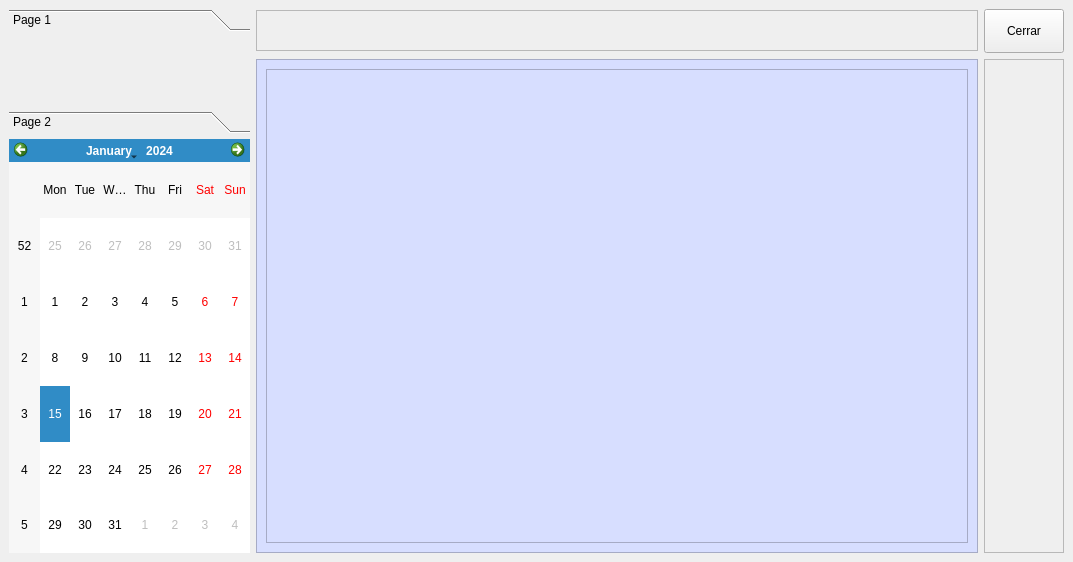
Old version of the form frmagenda.ui in the repository arcnexus/RedFoX.
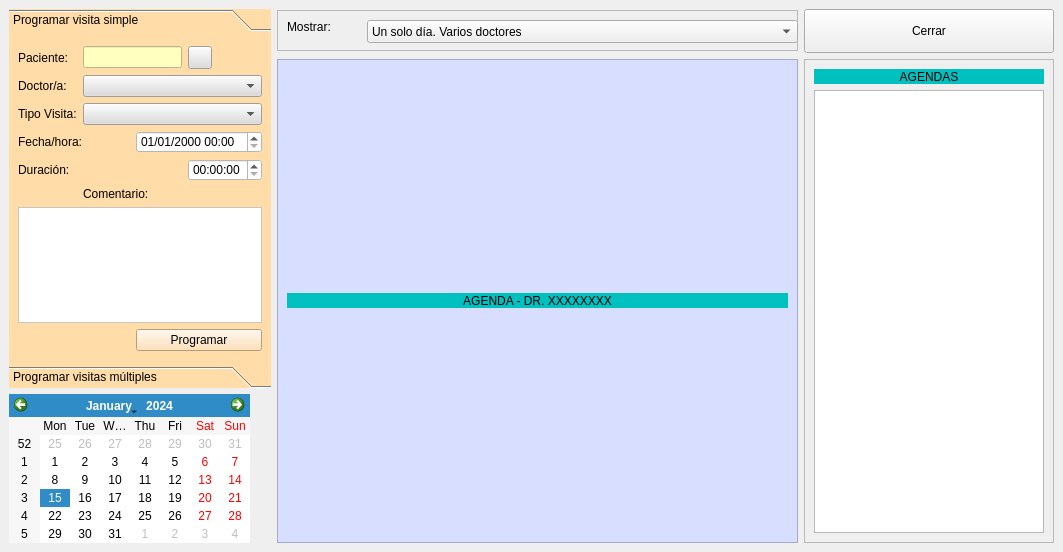
New version of the form. The open tabs and pages were chosen to show the change. Icons and pictures are not drawn.

What changed in the file:
```diff
--- a/frmagenda.ui
+++ b/frmagenda.ui
@@ -6,8 +6,8 @@
    <rect>
     <x>0</x>
     <y>0</y>
-    <width>1073</width>
-    <height>562</height>
+    <width>1063</width>
+    <height>552</height>
    </rect>
   </property>
   <property name="windowTitle">
@@ -21,12 +21,21 @@
    <layout class="QGridLayout" name="gridLayout_2">
     <item row="0" column="0" rowspan="2">
      <widget class="QToolBox" name="toolBox">
+      <property name="minimumSize">
+       <size>
+        <width>262</width>
+        <height>297</height>
+       </size>
+      </property>
       <property name="maximumSize">
        <size>
         <width>241</width>
         <height>16777215</height>
        </size>
       </property>
+      <property name="styleSheet">
+       <string notr="true">background-color: rgb(255, 220, 168);</string>
+      </property>
       <property name="currentIndex">
        <number>1</number>
       </property>
@@ -35,13 +44,127 @@
         <rect>
          <x>0</x>
          <y>0</y>
-         <width>241</width>
-         <height>224</height>
+         <width>262</width>
+         <height>335</height>
         </rect>
        </property>
        <attribute name="label">
-        <string>Page 1</string>
+        <string>Programar visita simple</string>
        </attribute>
+       <layout class="QGridLayout" name="gridLayout_3">
+        <item row="0" column="1" colspan="2">
+         <widget class="QLineEdit" name="lineEdit">
+          <property name="enabled">
+           <bool>false</bool>
+          </property>
+          <property name="styleSheet">
+           <string notr="true">background-color: rgb(255, 255, 192);
+color: rgb(0, 128, 128);</string>
+          </property>
+         </widget>
+        </item>
+        <item row="0" column="3">
+         <widget class="QToolButton" name="toolButton">
+          <property name="styleSheet">
+           <string notr="true">background-color: rgb(220, 220, 220);</string>
+          </property>
+          <property name="text">
+           <string/>
+          </property>
+          <property name="icon">
+           <iconset resource="terra.qrc">
+            <normaloff>:/Icons/PNG/search.png</normaloff>:/Icons/PNG/search.png</iconset>
+          </property>
+         </widget>
+        </item>
+        <item row="1" column="0">
+         <widget class="QLabel" name="label_2">
+          <property name="text">
+           <string>Doctor/a:</string>
+          </property>
+         </widget>
+        </item>
+        <item row="2" column="1" colspan="3">
+         <widget class="QComboBox" name="comboBox_2">
+          <property name="styleSheet">
+           <string notr="true">background-color: rgb(220, 220, 220);</string>
+          </property>
+         </widget>
+        </item>
+        <item row="3" column="0" colspan="2">
+         <widget class="QLabel" name="label_5">
+          <property name="text">
+           <string>Fecha/hora:</string>
+          </property>
+         </widget>
+        </item>
+        <item row="3" column="2" colspan="2">
+         <widget class="QDateTimeEdit" name="dateTimeEdit">
+          <property name="styleSheet">
+           <string notr="true">background-color: rgb(255, 255, 255);</string>
+          </property>
+          <property name="displayFormat">
+           <string>dd/MM/yyyy HH:mm</string>
+          </property>
+         </widget>
+        </item>
+        <item row="5" column="1" colspan="2">
+         <widget class="QLabel" name="label_4">
+          <property name="text">
+           <string>Comentario:</string>
+          </property>
+         </widget>
+        </item>
+        <item row="6" column="0" colspan="4">
+         <widget class="QPlainTextEdit" name="plainTextEdit">
+          <property name="styleSheet">
+           <string notr="true">background-color: rgb(255, 255, 255);</string>
+          </property>
+         </widget>
+        </item>
+        <item row="7" column="2" colspan="2">
+         <widget class="QPushButton" name="pushButton_3">
+          <property name="text">
+           <string>Programar</string>
+          </property>
+         </widget>
+        </item>
+        <item row="0" column="0">
+         <widget class="QLabel" name="label">
+          <property name="text">
+           <string>Paciente:</string>
+          </property>
+         </widget>
+        </item>
+        <item row="1" column="1" colspan="3">
+         <widget class="QComboBox" name="comboBox">
+          <property name="styleSheet">
+           <string notr="true">background-color: rgb(220, 220, 220);</string>
+          </property>
+         </widget>
+        </item>
+        <item row="2" column="0">
+         <widget class="QLabel" name="label_3">
+          <property name="text">
+           <string>Tipo Visita:</string>
+          </property>
+         </widget>
+        </item>
+        <item row="4" column="0">
+         <widget class="QLabel" name="label_7">
+          <property name="text">
+           <string>Duración:</string>
+          </property>
+         </widget>
+        </item>
+        <item row="4" column="3">
+         <widget class="QTimeEdit" name="timeEdit">
+          <property name="styleSheet">
+           <string notr="true">background-color: rgb(255, 255, 255);</string>
+          </property>
+         </widget>
+        </item>
+       </layout>
       </widget>
       <widget class="QWidget" name="page_2">
        <property name="geometry">
@@ -53,7 +176,7 @@
         </rect>
        </property>
        <attribute name="label">
-        <string>Page 2</string>
+        <string>Programar visitas múltiples</string>
        </attribute>
       </widget>
      </widget>
@@ -78,6 +201,44 @@
       <property name="frameShadow">
        <enum>QFrame::Raised</enum>
       </property>
+      <widget class="QLabel" name="label_6">
+       <property name="geometry">
+        <rect>
+         <x>10</x>
+         <y>10</y>
+         <width>57</width>
+         <height>14</height>
+        </rect>
+       </property>
+       <property name="text">
+        <string>Mostrar:</string>
+       </property>
+      </widget>
+      <widget class="QComboBox" name="comboBox_3">
+       <property name="geometry">
+        <rect>
+         <x>90</x>
+         <y>10</y>
+         <width>431</width>
+         <height>23</height>
+        </rect>
+       </property>
+       <item>
+        <property name="text">
+         <string>Un solo día. Varios doctores</string>
+        </property>
+       </item>
+       <item>
+        <property name="text">
+         <string>Semana. Un solo doctor</string>
+        </property>
+       </item>
+       <item>
+        <property name="text">
+         <string>Semana. Dos doctores.</string>
+        </property>
+       </item>
+      </widget>
      </widget>
     </item>
     <item row="0" column="2">
@@ -110,10 +271,27 @@
       </property>
       <layout class="QGridLayout" name="gridLayout">
        <item row="0" column="0">
-        <widget class="QTableView" name="tableView">
+        <widget class="QLabel" name="label_44">
+         <property name="minimumSize">
+          <size>
+           <width>0</width>
+           <height>15</height>
+          </size>
+         </property>
+         <property name="maximumSize">
+          <size>
+           <width>16777215</width>
+           <height>15</height>
+          </size>
+         </property>
          <property name="styleSheet">
-          <string notr="true">background-color: rgb(215, 222, 255);
-alternate-background-color: rgb(193, 193, 255);</string>
+          <string notr="true">background-color: rgb(0, 192, 192);</string>
+         </property>
+         <property name="text">
+          <string>AGENDA - DR. XXXXXXXX</string>
+         </property>
+         <property name="alignment">
+          <set>Qt::AlignCenter</set>
          </property>
         </widget>
        </item>
@@ -122,9 +300,15 @@
     </item>
     <item row="1" column="2" rowspan="2">
      <widget class="QFrame" name="frame_3">
+      <property name="minimumSize">
+       <size>
+        <width>199</width>
+        <height>0</height>
+       </size>
+      </property>
       <property name="maximumSize">
        <size>
-        <width>16777215</width>
+        <width>250</width>
         <height>16777215</height>
        </size>
       </property>
@@ -134,6 +318,36 @@
       <property name="frameShadow">
        <enum>QFrame::Raised</enum>
       </property>
+      <layout class="QVBoxLayout" name="verticalLayout">
+       <item>
+        <widget class="QLabel" name="label_43">
+         <property name="minimumSize">
+          <size>
+           <width>0</width>
+           <height>15</height>
+          </size>
+         </property>
+         <property name="maximumSize">
+          <size>
+           <width>16777215</width>
+           <height>15</height>
+          </size>
+         </property>
+         <property name="styleSheet">
+          <string notr="true">background-color: rgb(0, 192, 192);</string>
+         </property>
+         <property name="text">
+          <string>AGENDAS</string>
+         </property>
+         <property name="alignment">
+          <set>Qt::AlignCenter</set>
+         </property>
+        </widget>
+       </item>
+       <item>
+        <widget class="QTreeView" name="treeView"/>
+       </item>
+      </layout>
      </widget>
     </item>
     <item row="2" column="0">
```
Left out of the diff: 21 changed lines with no effect on the pictures.
